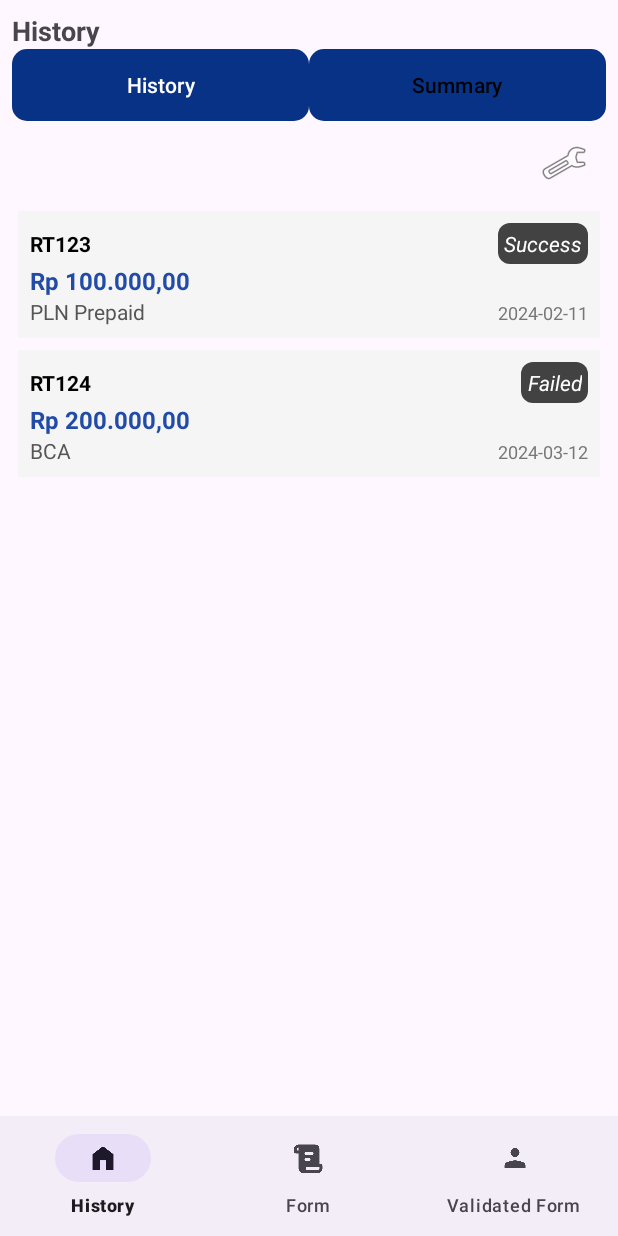
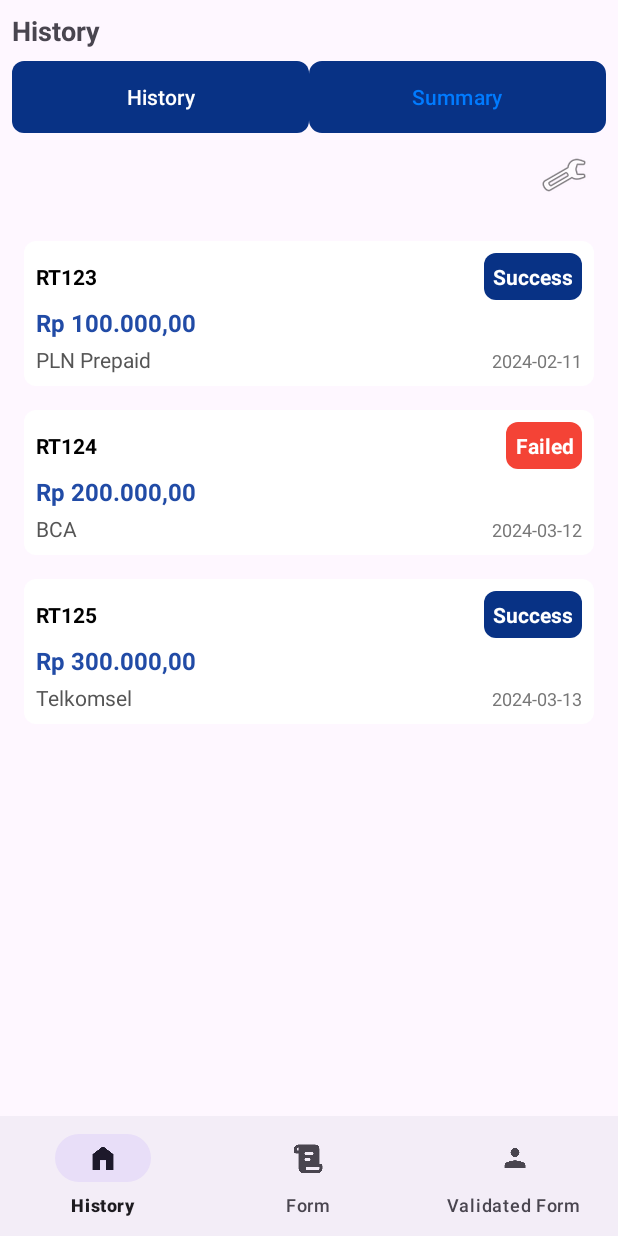
Before and after one commit to evannkent-s/ProjectMKP, an Android app: the screen it shows after launch (MainActivity), after a tap on "History", on a phone screen of 412 x 824 dp. Run offline under Robolectric (Android 15) with nearby library versions, the phone set to English and light mode, and no system bars.

Commit message:
ki done bang

```diff
--- a/app/src/main/java/id/ac/binus/project/adapter/TransactionAdapter.java
+++ b/app/src/main/java/id/ac/binus/project/adapter/TransactionAdapter.java
@@ -32,26 +32,22 @@ public class TransactionAdapter extends RecyclerView.Adapter<TransactionAdapter.
         TransactionModel transaction = transactionList.get(position);
         holder.referenceNo.setText(transaction.getReferenceNo());
         holder.amount.setText(transaction.getAmount());
-        holder.status.setText(transaction.getStatus());
         holder.method.setText(transaction.getMethod());
         holder.date.setText(transaction.getDate());
+        holder.status.setText(transaction.getStatus());
 
-        switch (transaction.getStatus()) {
-            case "Success":
+        switch (transaction.getStatus().toLowerCase()) {
+            case "success":
                 holder.status.setBackgroundResource(R.drawable.bg_status_success);
-                holder.status.setTextColor(holder.itemView.getContext().getResources().getColor(R.color.white));
                 break;
-            case "Failed":
+            case "failed":
                 holder.status.setBackgroundResource(R.drawable.bg_status_failed);
-                holder.status.setTextColor(holder.itemView.getContext().getResources().getColor(R.color.white));
                 break;
-            case "Cancel":
+            case "cancel":
                 holder.status.setBackgroundResource(R.drawable.bg_status_cancel);
-                holder.status.setTextColor(holder.itemView.getContext().getResources().getColor(R.color.white));
                 break;
             default:
-                holder.status.setBackgroundResource(0);
-                holder.status.setTextColor(holder.itemView.getContext().getResources().getColor(R.color.black));
+                holder.status.setBackgroundResource(0); // Default
                 break;
         }
     }
--- a/app/src/main/java/id/ac/binus/project/fragment/HistoryFragment.java
+++ b/app/src/main/java/id/ac/binus/project/fragment/HistoryFragment.java
@@ -1,14 +1,13 @@
 package id.ac.binus.project.fragment;
 
 import android.annotation.SuppressLint;
+import android.graphics.Color;
 import android.os.Bundle;
 import android.view.LayoutInflater;
 import android.view.View;
 import android.view.ViewGroup;
 import android.widget.Button;
 import android.widget.ImageButton;
-
-import android.graphics.Color; // Tambahkan untuk mengakses warna
 
 import androidx.annotation.NonNull;
 import androidx.annotation.Nullable;
@@ -27,7 +26,7 @@ public class HistoryFragment extends Fragment {
 
     private RecyclerView recyclerView;
     private ImageButton filterButton;
-    private Button buttonHistory, buttonSummary; // Tambahkan tombol
+    private Button buttonHistory, buttonSummary;
     private TransactionAdapter adapter;
     private List<TransactionModel> transactions, filteredList;
 
@@ -39,38 +38,33 @@ public class HistoryFragment extends Fragment {
 
         recyclerView = view.findViewById(R.id.recycler_view);
         filterButton = view.findViewById(R.id.filter_button);
-        buttonHistory = view.findViewById(R.id.button_history); // Inisialisasi tombol
+        buttonHistory = view.findViewById(R.id.button_history);
         buttonSummary = view.findViewById(R.id.button_summary);
 
         // Contoh data transaksi
         transactions = new ArrayList<>();
         transactions.add(new TransactionModel("RT123", "Rp 100.000,00", "Success", "PLN Prepaid", "2024-02-11"));
         transactions.add(new TransactionModel("RT124", "Rp 200.000,00", "Failed", "BCA", "2024-03-12"));
+        transactions.add(new TransactionModel("RT125", "Rp 300.000,00", "Success", "Telkomsel", "2024-03-13"));
 
         adapter = new TransactionAdapter(transactions);
         recyclerView.setLayoutManager(new LinearLayoutManager(getContext()));
         recyclerView.setAdapter(adapter);
 
+        // Logika Tombol History dan Summary
+        updateButtonState(buttonHistory, buttonSummary);
 
-
-        // Tombol History
         buttonHistory.setOnClickListener(v -> {
-            buttonHistory.setSelected(true);
-            buttonSummary.setSelected(false);
-
-            buttonHistory.setTextColor(Color.WHITE);
-            buttonSummary.setTextColor(Color.BLACK);
+            updateButtonState(buttonHistory, buttonSummary);
+            // Tambahkan logika untuk menampilkan history jika diperlukan
         });
 
         buttonSummary.setOnClickListener(v -> {
-            buttonSummary.setSelected(true);
-            buttonHistory.setSelected(false);
-
-            buttonSummary.setTextColor(Color.WHITE);
-            buttonHistory.setTextColor(Color.BLACK);
+            updateButtonState(buttonSummary, buttonHistory);
+            // Tambahkan logika untuk menampilkan summary jika diperlukan
         });
 
-        // Buka dialog filter
+        // Filter dialog
         filterButton.setOnClickListener(v -> {
             FilterDialogFragment dialog = new FilterDialogFragment();
             dialog.setFilterListener((startDate, endDate, status) -> {
@@ -78,14 +72,12 @@ public class HistoryFragment extends Fragment {
                 for (TransactionModel transaction : transactions) {
                     boolean dateMatch = (startDate.isEmpty() || transaction.getDate().compareTo(startDate) >= 0)
                             && (endDate.isEmpty() || transaction.getDate().compareTo(endDate) <= 0);
-                    boolean statusMatch = status.isEmpty() || transaction.getStatus().equals(status);
+                    boolean statusMatch = status.isEmpty() || transaction.getStatus().equalsIgnoreCase(status);
 
                     if (dateMatch && statusMatch) {
                         filteredList.add(transaction);
                     }
                 }
-
-                // Update adapter dengan data yang sudah difilter
                 adapter.updateList(filteredList);
             });
             dialog.show(getParentFragmentManager(), "filterDialog");
@@ -94,5 +86,10 @@ public class HistoryFragment extends Fragment {
         return view;
     }
 
-
+    private void updateButtonState(Button selected, Button unselected) {
+        selected.setBackgroundResource(R.drawable.button_selected);
+        selected.setTextColor(Color.WHITE);
+        unselected.setBackgroundResource(R.drawable.button_unselected);
+        unselected.setTextColor(getResources().getColor(R.color.blue));
+    }
 }
--- a/app/src/main/res/drawable/bg_status_success.xml
+++ b/app/src/main/res/drawable/bg_status_success.xml
@@ -1,4 +1,4 @@
 <shape xmlns:android="http://schemas.android.com/apk/res/android">
-    <solid android:color="@color/status_success"/>
-    <corners android:radius="8dp"/>
+    <solid android:color="#083285" />
+    <corners android:radius="8dp" />
 </shape>
--- /dev/null
+++ b/app/src/main/res/drawable/bg_transaction_card.xml
@@ -0,0 +1,5 @@
+<shape xmlns:android="http://schemas.android.com/apk/res/android">
+    <solid android:color="#FFFFFF" />
+    <corners android:radius="8dp" />
+    <padding android:left="4dp" android:top="4dp" android:right="4dp" android:bottom="4dp" />
+</shape>
--- /dev/null
+++ b/app/src/main/res/drawable/button_selected.xml
@@ -0,0 +1,4 @@
+<shape xmlns:android="http://schemas.android.com/apk/res/android">
+    <solid android:color="@color/blue" />
+    <corners android:radius="8dp" />
+</shape>
--- /dev/null
+++ b/app/src/main/res/drawable/button_unselected.xml
@@ -0,0 +1,5 @@
+<shape xmlns:android="http://schemas.android.com/apk/res/android">
+    <solid android:color="@color/white" />
+    <stroke android:width="1dp" android:color="@color/blue" />
+    <corners android:radius="8dp" />
+</shape>
--- a/app/src/main/res/layout/fragment_history.xml
+++ b/app/src/main/res/layout/fragment_history.xml
@@ -10,12 +10,14 @@
         android:layout_height="wrap_content"
         android:text="History"
         android:textStyle="bold"
-        android:textSize="18dp"/>
+        android:textSize="18sp" />
 
+    <!-- Tombol History dan Summary -->
     <LinearLayout
         android:layout_width="match_parent"
         android:layout_height="wrap_content"
-      android:orientation="horizontal">
+        android:orientation="horizontal"
+        android:layout_marginTop="8dp">
 
         <Button
             android:id="@+id/button_history"
@@ -23,8 +25,8 @@
             android:layout_height="wrap_content"
             android:layout_weight="1"
             android:text="History"
-          android:background="@drawable/button_background_selector"
-          android:textColor="#000000" />
+            android:textColor="@color/blue"
+            android:background="@drawable/button_unselected" />
 
         <Button
             android:id="@+id/button_summary"
@@ -32,9 +34,8 @@
             android:layout_height="wrap_content"
             android:layout_weight="1"
             android:text="Summary"
-          android:background="@drawable/button_background_selector"
-          android:textColor="#000000" />
-
+            android:textColor="@color/blue"
+            android:background="@drawable/button_unselected" />
     </LinearLayout>
 
     <!-- Tombol Filter -->
@@ -53,6 +54,5 @@
         android:id="@+id/recycler_view"
         android:layout_width="match_parent"
         android:layout_height="match_parent"
-        android:layout_below="@id/filter_button" />
-
+        android:layout_marginTop="8dp" />
 </LinearLayout>
--- a/app/src/main/res/layout/fragment_validated_form.xml
+++ b/app/src/main/res/layout/fragment_validated_form.xml
@@ -21,7 +21,7 @@
                 android:layout_height="wrap_content"
                 android:text="Judul"
                 android:textStyle="bold"
-                android:textSize="18sp"
+                android:textSize="30sp"
                 android:layout_marginBottom="4dp" />
 
             <EditText
@@ -40,7 +40,7 @@
                 android:layout_height="wrap_content"
                 android:text="Harga"
                 android:textStyle="bold"
-                android:textSize="18sp"
+                android:textSize="30sp"
                 android:layout_marginBottom="4dp" />
 
             <!-- Box untuk Rp dan Input Harga -->
@@ -81,7 +81,7 @@
                 android:layout_height="wrap_content"
                 android:text="Deskripsi"
                 android:textStyle="bold"
-                android:textSize="18sp"
+                android:textSize="30sp"
                 android:layout_marginBottom="4dp" />
 
             <EditText
@@ -111,7 +111,7 @@
                 android:layout_height="wrap_content"
                 android:text="URL Gambar"
                 android:textStyle="bold"
-                android:textSize="18sp"
+                android:textSize="30sp"
                 android:layout_marginBottom="4dp" />
 
             <EditText
@@ -130,7 +130,7 @@
                 android:layout_height="wrap_content"
                 android:text="Kategori"
                 android:textStyle="bold"
-                android:textSize="18sp"
+                android:textSize="30sp"
                 android:layout_marginBottom="4dp" />
 
             <EditText
--- a/app/src/main/res/layout/item_transaction.xml
+++ b/app/src/main/res/layout/item_transaction.xml
@@ -4,11 +4,10 @@
     android:layout_height="wrap_content"
     android:orientation="vertical"
     android:padding="8dp"
-    android:background="@color/light_gray"
-    android:layout_margin="4dp">
+    android:background="@drawable/bg_transaction_card"
+    android:layout_margin="8dp">
 
     <!-- Nomor Referensi -->
-
     <LinearLayout
         android:layout_width="match_parent"
         android:layout_height="wrap_content"
@@ -22,7 +21,7 @@
             android:textSize="14sp"
             android:textStyle="bold"
             android:textColor="#000000"
-            android:layout_weight="1"/>
+            android:layout_weight="1" />
 
         <!-- Status Transaksi -->
         <TextView
@@ -30,15 +29,12 @@
             android:layout_width="wrap_content"
             android:layout_height="wrap_content"
             android:text="SUCCESS"
-            android:backgroundTint="@color/cardview_dark_background"
+            android:padding="6dp"
             android:textSize="14sp"
-            android:textStyle="italic"
-            android:textColor="#0762f5"
-            android:padding="4dp"
-            android:gravity="end|right" />
-
+            android:textStyle="bold"
+            android:gravity="center"
+            android:textColor="@color/white" />
     </LinearLayout>
-
 
     <!-- Jumlah Transaksi -->
     <TextView
@@ -48,14 +44,15 @@
         android:text="Rp100.000,00"
         android:textSize="16sp"
         android:textStyle="bold"
-        android:textColor="#214ba6" />
+        android:textColor="#214ba6"
+        android:layout_marginTop="4dp" />
 
-
-
+    <!-- Metode Pembayaran dan Tanggal -->
     <LinearLayout
         android:layout_width="match_parent"
         android:layout_height="wrap_content"
-        android:orientation="horizontal">
+        android:orientation="horizontal"
+        android:layout_marginTop="4dp">
 
         <TextView
             android:id="@+id/text_method"
@@ -65,18 +62,13 @@
             android:textSize="14sp"
             android:textColor="#555555" />
 
-        <!-- Tanggal Transaksi -->
         <TextView
             android:id="@+id/text_date"
             android:layout_width="match_parent"
             android:layout_height="wrap_content"
-            android:gravity="right"
+            android:gravity="end"
             android:text="2024-01-01 08:45:51"
             android:textSize="12sp"
             android:textColor="#777777" />
-
     </LinearLayout>
-    <!-- Metode Pembayaran -->
-
-
 </LinearLayout>
--- a/app/src/main/res/values/colors.xml
+++ b/app/src/main/res/values/colors.xml
@@ -4,9 +4,10 @@
     <color name="teal_700">#083285</color> <!-- Biru terang -->
     <color name="teal_200">#80D8FF</color> <!-- Biru muda -->
     <color name="white">#FFFFFF</color> <!-- Putih -->
-
+    <color name="blue">#007BFF</color>
     <color name="light_gray">#F5F5F5</color>
     <color name="status_success">#4CAF50</color> <!-- Hijau -->
     <color name="status_failed">#F44336</color> <!-- Merah -->
     <color name="status_cancel">#FFC107</color> <!-- Kuning -->
+    <color name="gray">#9E9E9E</color>
 </resources>
```
Also changed, not shown: 1 other file. Lines whose indentation alone changed are shown as unchanged.
